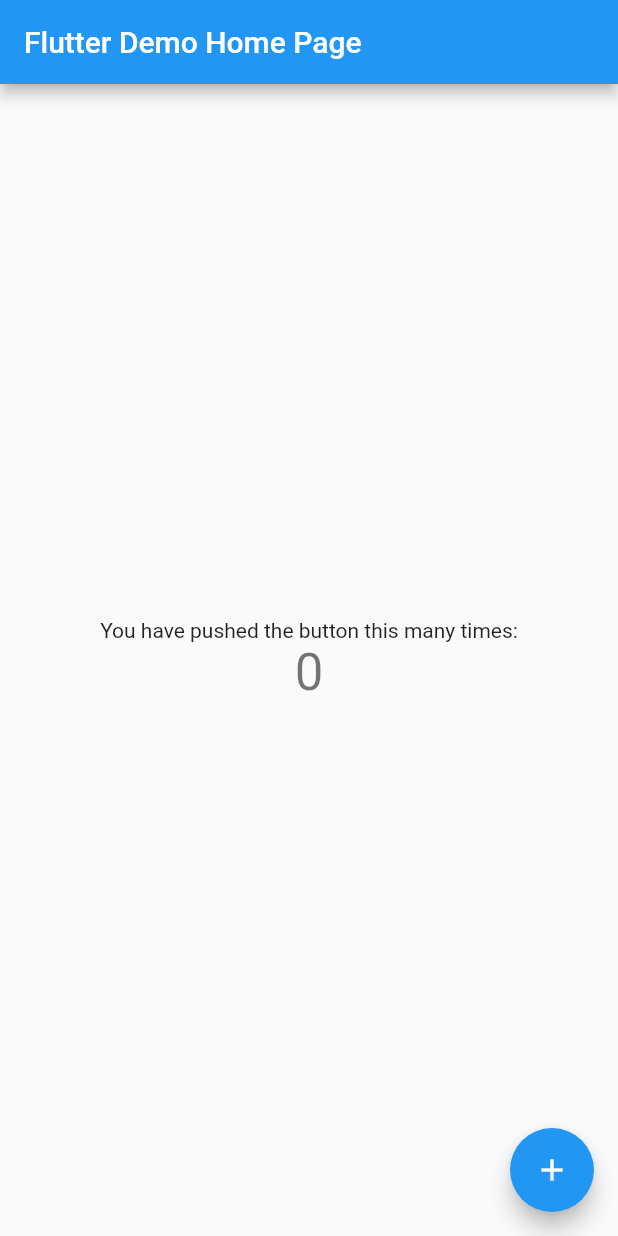
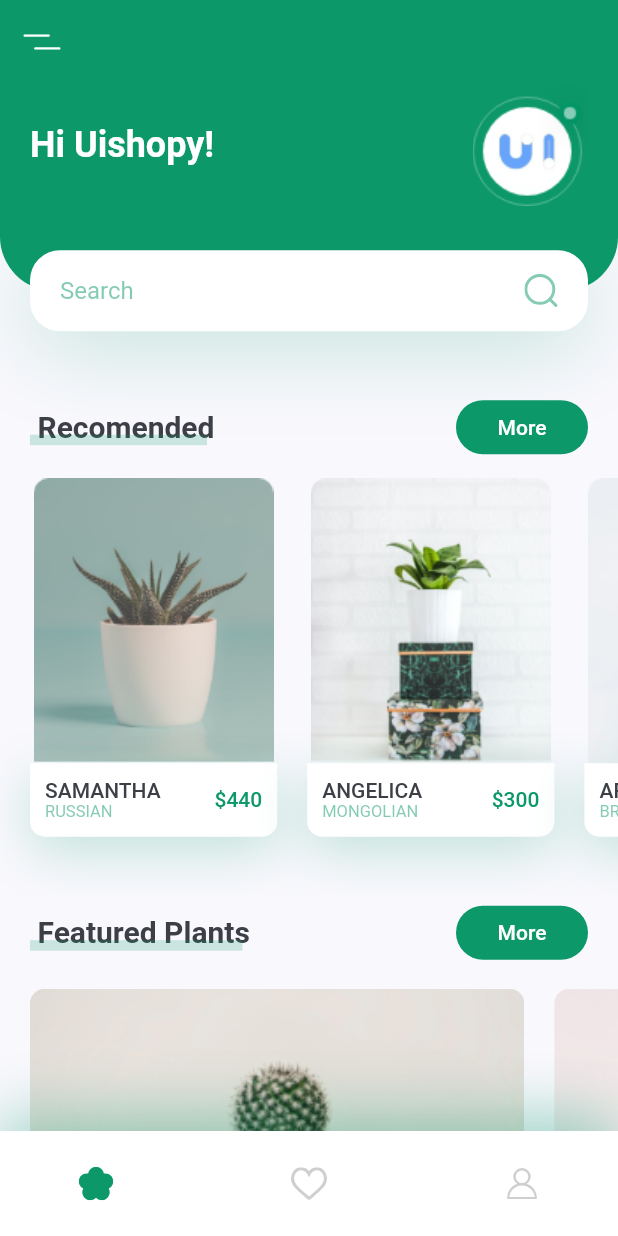
Before and after one commit to faizinkholiq/plant_app, a Flutter app: the screen it shows after launch, on a phone screen of 412 x 824 dp. Run offline on Flutter 3.47's test engine with Material 2 defaults, Android fonts, the phone set to English and light mode, and no system bars; our stand-ins replace flutter_svg.

Commit message:
:sparkles: update home screen

```diff
--- /dev/null
+++ b/lib/components/my_bottom_navbar.dart
@@ -0,0 +1,47 @@
+import 'package:flutter/material.dart';
+import 'package:flutter_svg/svg.dart';
+import 'package:plant_app/constants.dart';
+
+class MyBottomNavBar extends StatelessWidget {
+  const MyBottomNavBar({
+    Key key,
+  }) : super(key: key);
+
+  @override
+  Widget build(BuildContext context) {
+    return Container(
+      padding: EdgeInsets.only(
+        left: kDefaultPadding * 2,
+        right: kDefaultPadding * 2,
+      ),
+      height: 70,
+      decoration: BoxDecoration(
+        color: Colors.white,
+        boxShadow: [
+          BoxShadow(
+            offset: Offset(0, -10),
+            blurRadius: 35,
+            color: kPrimaryColor.withOpacity(0.38),
+          )
+        ]
+      ),
+      child: Row(
+        mainAxisAlignment: MainAxisAlignment.spaceBetween,
+        children: [
+          IconButton(
+            icon: SvgPicture.asset("assets/icons/flower.svg"),
+            onPressed: () {},
+          ),
+          IconButton(
+            icon: SvgPicture.asset("assets/icons/heart-icon.svg"),
+            onPressed: () {},
+          ),
+          IconButton(
+            icon: SvgPicture.asset("assets/icons/user-icon.svg"),
+            onPressed: () {},
+          ),
+        ],
+      )
+    );
+  }
+}
--- /dev/null
+++ b/lib/constants.dart
@@ -0,0 +1,7 @@
+import 'package:flutter/material.dart';
+
+const kPrimaryColor = Color(0xFF0C9869);
+const kTextColor = Color(0xFF3C4046);
+const kBackgroundColor = Color(0XFFF9F8FD);
+
+const double kDefaultPadding = 20.0;
--- a/lib/main.dart
+++ b/lib/main.dart
@@ -1,4 +1,6 @@
 import 'package:flutter/material.dart';
+import 'package:plant_app/constants.dart';
+import 'package:plant_app/screens/home/home_screen.dart';
 
 void main() => runApp(MyApp());
 
@@ -7,109 +9,17 @@ class MyApp extends StatelessWidget {
   @override
   Widget build(BuildContext context) {
     return MaterialApp(
-      title: 'Flutter Demo',
+      debugShowCheckedModeBanner: false,
+      title: 'Plant App',
       theme: ThemeData(
-        // This is the theme of your application.
-        //
-        // Try running your application with "flutter run". You'll see the
-        // application has a blue toolbar. Then, without quitting the app, try
-        // changing the primarySwatch below to Colors.green and then invoke
-        // "hot reload" (press "r" in the console where you ran "flutter run",
-        // or simply save your changes to "hot reload" in a Flutter IDE).
-        // Notice that the counter didn't reset back to zero; the application
-        // is not restarted.
-        primarySwatch: Colors.blue,
-        // This makes the visual density adapt to the platform that you run
-        // the app on. For desktop platforms, the controls will be smaller and
-        // closer together (more dense) than on mobile platforms.
+        scaffoldBackgroundColor: kBackgroundColor ,
+        primaryColor: kPrimaryColor,
+        textTheme: Theme.of(context).textTheme.apply(bodyColor: kTextColor),
         visualDensity: VisualDensity.adaptivePlatformDensity,
+        accentColor: kPrimaryColor,
+        accentColorBrightness: Brightness.light,
       ),
-      home: MyHomePage(title: 'Flutter Demo Home Page'),
+      home:HomeScreen(),
     );
   }
 }
-
-class MyHomePage extends StatefulWidget {
-  MyHomePage({Key key, this.title}) : super(key: key);
-
-  // This widget is the home page of your application. It is stateful, meaning
-  // that it has a State object (defined below) that contains fields that affect
-  // how it looks.
-
-  // This class is the configuration for the state. It holds the values (in this
-  // case the title) provided by the parent (in this case the App widget) and
-  // used by the build method of the State. Fields in a Widget subclass are
-  // always marked "final".
-
-  final String title;
-
-  @override
-  _MyHomePageState createState() => _MyHomePageState();
-}
-
-class _MyHomePageState extends State<MyHomePage> {
-  int _counter = 0;
-
-  void _incrementCounter() {
-    setState(() {
-      // This call to setState tells the Flutter framework that something has
-      // changed in this State, which causes it to rerun the build method below
-      // so that the display can reflect the updated values. If we changed
-      // _counter without calling setState(), then the build method would not be
-      // called again, and so nothing would appear to happen.
-      _counter++;
-    });
-  }
-
-  @override
-  Widget build(BuildContext context) {
-    // This method is rerun every time setState is called, for instance as done
-    // by the _incrementCounter method above.
-    //
-    // The Flutter framework has been optimized to make rerunning build methods
-    // fast, so that you can just rebuild anything that needs updating rather
-    // than having to individually change instances of widgets.
-    return Scaffold(
-      appBar: AppBar(
-        // Here we take the value from the MyHomePage object that was created by
-        // the App.build method, and use it to set our appbar title.
-        title: Text(widget.title),
-      ),
-      body: Center(
-        // Center is a layout widget. It takes a single child and positions it
-        // in the middle of the parent.
-        child: Column(
-          // Column is also a layout widget. It takes a list of children and
-          // arranges them vertically. By default, it sizes itself to fit its
-          // children horizontally, and tries to be as tall as its parent.
-          //
-          // Invoke "debug painting" (press "p" in the console, choose the
-          // "Toggle Debug Paint" action from the Flutter Inspector in Android
-          // Studio, or the "Toggle Debug Paint" command in Visual Studio Code)
-          // to see the wireframe for each widget.
-          //
-          // Column has various properties to control how it sizes itself and
-          // how it positions its children. Here we use mainAxisAlignment to
-          // center the children vertically; the main axis here is the vertical
-          // axis because Columns are vertical (the cross axis would be
-          // horizontal).
-          mainAxisAlignment: MainAxisAlignment.center,
-          children: <Widget>[
-            Text(
-              'You have pushed the button this many times:',
-            ),
-            Text(
-              '$_counter',
-              style: Theme.of(context).textTheme.headline4,
-            ),
-          ],
-        ),
-      ),
-      floatingActionButton: FloatingActionButton(
-        onPressed: _incrementCounter,
-        tooltip: 'Increment',
-        child: Icon(Icons.add),
-      ), // This trailing comma makes auto-formatting nicer for build methods.
-    );
-  }
-}
--- /dev/null
+++ b/lib/screens/details/components/body.dart
@@ -0,0 +1,63 @@
+import 'package:flutter/material.dart';
+import 'package:flutter_svg/svg.dart';
+import 'package:plant_app/constants.dart';
+
+class Body extends StatelessWidget {
+  @override
+  Widget build(BuildContext context) {
+    Size size = MediaQuery.of(context).size;
+    return Column(
+      children: [
+        SizedBox(
+          height: size.height * 0.8,
+          child: Row(
+            children: [
+              Expanded(
+                child: Padding(
+                  padding: const EdgeInsets.only(top: 30, left: 5),
+                  child: Column(
+                    children: [
+                      Align(
+                        alignment: Alignment.topLeft,
+                        child: IconButton(
+                          padding: EdgeInsets.symmetric(horizontal: kDefaultPadding),
+                          icon: SvgPicture.asset("assets/icons/back_arrow.svg"),
+                          onPressed: () {
+                            Navigator.pop(context);
+                          }
+                        ),
+                      ),
+                      Spacer(),
+                    ],
+                  ),
+                )
+              ),
+              Container(
+                height: size.height * 0.8,
+                width: size.width * 0.75,
+                decoration: BoxDecoration(
+                  borderRadius: BorderRadius.only(
+                    topLeft: Radius.circular(63),
+                    bottomLeft: Radius.circular(63),
+                  ),
+                  boxShadow: [
+                    BoxShadow(
+                      offset: Offset(0, 10),
+                      blurRadius: 60,
+                      color: kPrimaryColor.withOpacity(0.29),
+                    )
+                  ],
+                  image: DecorationImage(
+                    alignment: Alignment.centerLeft,
+                    fit: BoxFit.cover,
+                    image: AssetImage("assets/images/img.png"),
+                  )
+                ),
+              )
+            ],
+          ),
+        ),
+      ],
+    );
+  }
+}
--- /dev/null
+++ b/lib/screens/details/details_screen.dart
@@ -0,0 +1,11 @@
+import 'package:flutter/material.dart';
+import 'package:plant_app/screens/details/components/body.dart';
+
+class DetailsScreen extends StatelessWidget {
+  @override
+  Widget build(BuildContext context) {
+    return Scaffold(
+      body: Body(),
+    );
+  }
+}
--- /dev/null
+++ b/lib/screens/home/components/body.dart
@@ -0,0 +1,27 @@
+import 'package:flutter/material.dart';
+import 'package:plant_app/constants.dart';
+import 'package:plant_app/screens/home/components/featured_plants.dart';
+import 'package:plant_app/screens/home/components/header_with_searchbox.dart';
+import 'package:plant_app/screens/home/components/recomend_plants.dart';
+import 'package:plant_app/screens/home/components/title_with_more_btn.dart';
+
+class Body extends StatelessWidget {
+  @override
+  Widget build(BuildContext context) {
+    // It will provide us total height and width of our screen
+    Size size = MediaQuery.of(context).size;
+    // it enable scroll view on small device
+    return SingleChildScrollView(
+      child: Column(
+        children: <Widget>[
+          HeaderwithSearchBox(size: size),
+          TitlewithMoreBtn(title: "Recomended", press: () {}),
+          RecomendsPlants(),
+          TitlewithMoreBtn(title: "Featured Plants", press: () {}),
+          FeaturedPlants(),
+          SizedBox(height: kDefaultPadding),
+        ]
+      ),
+    );
+  }
+}
--- /dev/null
+++ b/lib/screens/home/components/featured_plants.dart
@@ -0,0 +1,58 @@
+import 'package:flutter/material.dart';
+import 'package:plant_app/constants.dart';
+
+class FeaturedPlants extends StatelessWidget {
+  const FeaturedPlants({
+    Key key,
+  }) : super(key: key);
+
+  @override
+  Widget build(BuildContext context) {
+    return SingleChildScrollView(
+      scrollDirection: Axis.horizontal,
+      child: Padding(
+        padding: const EdgeInsets.only(right: 20),
+        child: Row(
+          children: [
+            FeaturePlantCard(image: "assets/images/bottom_img_1.png", press: () {}),
+            FeaturePlantCard(image: "assets/images/bottom_img_2.png", press: () {}),
+          ],
+        ),
+      ),
+    );
+  }
+}
+
+class FeaturePlantCard extends StatelessWidget {
+  const FeaturePlantCard({
+    Key key,
+    this.image,
+    this.press,
+  }) : super(key: key);
+  final String image;
+  final Function press;
+
+  @override
+  Widget build(BuildContext context) {
+    Size size = MediaQuery.of(context).size;
+    return GestureDetector(
+      onTap: press,
+      child: Container(
+        margin: EdgeInsets.only(
+          left: kDefaultPadding,
+          top: kDefaultPadding / 1.5,
+          bottom: 30,
+        ),
+        width: size.width * 0.8,
+        height: 185,
+        decoration: BoxDecoration(
+          borderRadius: BorderRadius.circular(10),
+          image: DecorationImage(
+            fit: BoxFit.cover,
+            image: AssetImage(image)
+          ),
+        ),
+      ),
+    );
+  }
+}
--- /dev/null
+++ b/lib/screens/home/components/header_with_searchbox.dart
@@ -0,0 +1,94 @@
+import 'package:flutter/material.dart';
+import 'package:flutter_svg/svg.dart';
+import 'package:plant_app/constants.dart';
+
+
+class HeaderwithSearchBox extends StatelessWidget {
+  const HeaderwithSearchBox({
+    Key key,
+    @required this.size,
+  }) : super(key: key);
+
+  final Size size;
+
+  @override
+  Widget build(BuildContext context) {
+    return Container(
+      margin: EdgeInsets.only(bottom: kDefaultPadding * 2),
+      // It will cover 20% of our total height
+      height: size.height * 0.2,
+      child: Stack(
+        children: <Widget>[
+          Container(
+            padding: EdgeInsets.only(
+              left: kDefaultPadding,
+              right: kDefaultPadding,
+              bottom: 36 + kDefaultPadding,
+            ),
+            height: size.height*0.2 - 27,
+            decoration: BoxDecoration(color: kPrimaryColor,
+              borderRadius: BorderRadius.only(
+                bottomLeft: Radius.circular(36),
+                bottomRight: Radius.circular(36),
+              )
+            ),
+            child: Row(
+              children: <Widget>[
+                Text(
+                  "Hi Uishopy!",
+                  style: Theme.of(context).textTheme.headline5.copyWith(
+                    color: Colors.white, fontWeight: FontWeight.bold
+                  )
+                ),
+                Spacer(),
+                Image.asset("assets/images/logo.png")
+              ],
+            ),
+          ),
+          Positioned(
+            bottom: 0,
+            left: 0,
+            right: 0,
+            child: Container(
+              alignment: Alignment.center,
+              margin: EdgeInsets.symmetric(horizontal: kDefaultPadding),
+              padding: EdgeInsets.symmetric(horizontal: kDefaultPadding),
+              height: 54,
+              decoration: BoxDecoration(
+                color: Colors.white,
+                borderRadius: BorderRadius.circular(20),
+                boxShadow: [
+                  BoxShadow(
+                    offset: Offset(0, 10),
+                    blurRadius: 50,
+                    color: kPrimaryColor.withOpacity(0.23)
+                  ),
+                ]
+              ),
+              child: Row(
+                children: <Widget>[
+                  Expanded(
+                    child: TextField(
+                      decoration: InputDecoration(
+                        hintText: "Search",
+                        hintStyle: TextStyle(
+                          color: kPrimaryColor.withOpacity(0.5),
+                        ),
+                        enabledBorder: InputBorder.none,
+                        focusedBorder: InputBorder.none,
+                        // suffix isn't working properly with SVG
+                        // thats why we use row
+                        // suffixIcon: SvgPicture.asset("assets/icons/search.svg"),
+                      ),
+                    ),
+                  ),
+                  SvgPicture.asset("assets/icons/search.svg"),
+                ],
+              ),
+            ),
+          )
+        ]
+      ),
+    );
+  }
+}
--- /dev/null
+++ b/lib/screens/home/components/recomend_plants.dart
@@ -0,0 +1,147 @@
+import 'package:flutter/material.dart';
+import 'package:plant_app/constants.dart';
+import 'package:plant_app/screens/details/details_screen.dart';
+
+class RecomendsPlants extends StatelessWidget {
+  const RecomendsPlants({
+    Key key,
+  }) : super(key: key);
+
+  @override
+  Widget build(BuildContext context) {
+    return SingleChildScrollView(
+      scrollDirection: Axis.horizontal,
+      child: Padding(
+        padding: const EdgeInsets.only(right: 20),
+        child: Row(
+          children: [
+            RecomendPlantCard(
+              image: "assets/images/image_1.png",
+              title: "Samantha",
+              country: "Russian",
+              price: 440,
+              press: () {
+                Navigator.push(
+                  context,
+                  MaterialPageRoute(
+                    builder: (context) => DetailsScreen(),
+                  )
+                );
+              },
+            ),
+            RecomendPlantCard(
+              image: "assets/images/image_2.png",
+              title: "Angelica",
+              country: "Mongolian",
+              price: 300,
+              press: () {
+                Navigator.push(
+                  context,
+                  MaterialPageRoute(
+                    builder: (context) => DetailsScreen(),
+                  )
+                );
+              },
+            ),
+            RecomendPlantCard(
+              image: "assets/images/image_3.png",
+              title: "Aravica",
+              country: "Brazil",
+              price: 627,
+              press: () {
+                Navigator.push(
+                  context,
+                  MaterialPageRoute(
+                    builder: (context) => DetailsScreen(),
+                  )
+                );
+              },
+            ),
+          ],
+        ),
+      ),
+    );
+  }
+}
+
+class RecomendPlantCard extends StatelessWidget {
+  const RecomendPlantCard({
+    Key key,
+    this.image,
+    this.title,
+    this.country,
+    this.price,
+    this.press,
+  }) : super(key: key);
+
+  final String image, title, country;
+  final int price;
+  final Function press;
+
+  @override
+  Widget build(BuildContext context) {
+    Size size = MediaQuery.of(context).size;
+    return Container(
+      margin: EdgeInsets.only(
+        left: kDefaultPadding,
+        top: kDefaultPadding / 2,
+        bottom: kDefaultPadding * 2,
+      ),
+      width: size.width * 0.4,
+      child: GestureDetector(
+        onTap: press,
+        child: Column(
+          children: [
+            Image.asset(image),
+            Container(
+              padding: EdgeInsets.all(kDefaultPadding / 2),
+              decoration: BoxDecoration(
+                color: Colors.white,
+                borderRadius: BorderRadius.only(
+                  bottomLeft: Radius.circular(10),
+                  bottomRight: Radius.circular(10),
+                ),
+                boxShadow: [
+                  BoxShadow(
+                    offset: Offset(0, 10),
+                    blurRadius: 30,
+                    color: kPrimaryColor.withOpacity(0.23),
+                  )
+                ]
+              ),
+              child: Row(
+                children: [
+                  RichText(
+                    text: TextSpan(
+                      children: [
+                        TextSpan(
+                          text: "$title\n".toUpperCase(),
+                          style: Theme.of(context).textTheme.button,
+                        ),
+                        TextSpan(
+                          text: "$country".toUpperCase(),
+                          style: TextStyle(
+                            color: kPrimaryColor.withOpacity(0.5),
+                            fontSize: 11,
+                          )
+                        )
+                      ],
+                    ),
+                  ),
+                  Spacer(),
+                  Text(
+                    '\$$price',
+                    style: Theme.of(context)
+                    .textTheme
+                    .button
+                    .copyWith(color: kPrimaryColor),
+                  )
+                ],
+              ),
+            ),
+          ],
+        ),
+      ),
+    );
+  }
+}
--- /dev/null
+++ b/lib/screens/home/components/title_with_more_btn.dart
@@ -0,0 +1,75 @@
+import 'package:flutter/material.dart';
+import 'package:plant_app/constants.dart';
+
+
+class TitlewithMoreBtn extends StatelessWidget {
+  const TitlewithMoreBtn({
+    Key key,
+    this.title,
+    this.press,
+  }) : super(key: key);
+
+  final String title;
+  final Function press;
+
+  @override
+  Widget build(BuildContext context) {
+    return Padding(
+      padding: const EdgeInsets.symmetric(horizontal: kDefaultPadding),
+      child: Row(
+        children: [
+          TitlewithCustomUnderline(text: title),
+          Spacer(),
+          FlatButton(
+            shape: RoundedRectangleBorder(
+              borderRadius: BorderRadius.circular(20),
+            ),
+            color: kPrimaryColor,
+            onPressed:press,
+            child: Text(
+              "More",
+              style: TextStyle(color: Colors.white),
+            ),
+          )
+        ],
+      ),
+    );
+  }
+}
+
+class TitlewithCustomUnderline extends StatelessWidget {
+  const TitlewithCustomUnderline({
+    Key key,
+    this.text,
+  }) : super(key: key);
+
+  final String text;
+
+  @override
+  Widget build(BuildContext context) {
+    return Container(
+      height: 24,
+      child: Stack(
+        children: <Widget>[
+          Padding(
+            padding: const EdgeInsets.only(left: kDefaultPadding/4),
+            child: Text(
+              text,
+              style: TextStyle(fontSize: 20, fontWeight: FontWeight.bold),
+            ),
+          ),
+          Positioned(
+            bottom: 0,
+            left: 0,
+            right: 0,
+            child: Container(
+              margin: EdgeInsets.only(right: kDefaultPadding/4),
+              height: 7,
+              color: kPrimaryColor.withOpacity(0.2),
+            ),
+          )
+        ],
+      )
+    );
+  }
+}
--- /dev/null
+++ b/lib/screens/home/home_screen.dart
@@ -0,0 +1,25 @@
+import 'package:flutter/material.dart';
+import 'package:flutter_svg/svg.dart';
+import 'package:plant_app/components/my_bottom_navbar.dart';
+import 'package:plant_app/screens/home/components/body.dart';
+
+class HomeScreen extends StatelessWidget {
+  @override
+  Widget build(BuildContext context) {
+    return Scaffold(
+      appBar: buildAppBar(),
+      body: Body(),
+      bottomNavigationBar: MyBottomNavBar(),
+    );
+  }
+
+  AppBar buildAppBar() {
+    return AppBar(
+      elevation: 0,
+      leading: IconButton(
+        icon: SvgPicture.asset("assets/icons/menu.svg"),
+        onPressed: () {},
+      ),
+    );
+  }
+}
--- a/pubspec.yaml
+++ b/pubspec.yaml
@@ -27,7 +27,7 @@ dependencies:
   # The following adds the Cupertino Icons font to your application.
   # Use with the CupertinoIcons class for iOS style icons.
   cupertino_icons: ^1.0.0
-  flutter_svg: ^0.17.4 #it helps us to use SVG
+  flutter_svg: ^0.19.1 #it helps us to use SVG
 
 dev_dependencies:
   flutter_test:
```
Also changed, not shown: pubspec.lock.
